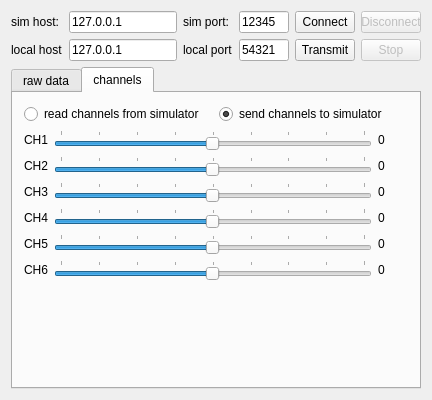
This is src/udptestwidget.ui in hhrhhr/Aerosim-plugin-for-CopterControl as Qt 5 draws it before an edit. The edited form follows.
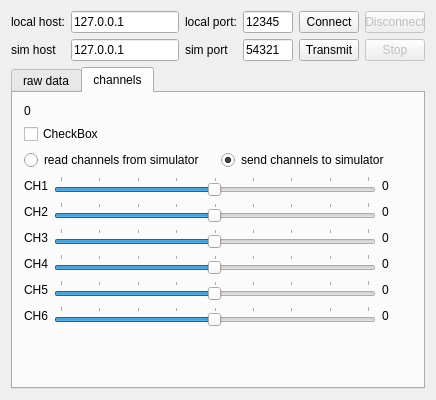
This is the edited form. The open tabs and pages were chosen to show the change.

```diff
--- a/src/udptestwidget.ui
+++ b/src/udptestwidget.ui
@@ -6,7 +6,7 @@
    <rect>
     <x>0</x>
     <y>0</y>
-    <width>419</width>
+    <width>427</width>
     <height>400</height>
    </rect>
   </property>
@@ -33,7 +33,7 @@
       </widget>
      </item>
      <item row="0" column="3">
-      <widget class="QLineEdit" name="simPort">
+      <widget class="QLineEdit" name="localPort">
        <property name="enabled">
         <bool>true</bool>
        </property>
@@ -58,7 +58,7 @@
       </widget>
      </item>
      <item row="0" column="1">
-      <widget class="QLineEdit" name="simHost">
+      <widget class="QLineEdit" name="localHost">
        <property name="enabled">
         <bool>true</bool>
        </property>
@@ -76,21 +76,21 @@
      <item row="1" column="0">
       <widget class="QLabel" name="lbLocalHost">
        <property name="text">
-        <string notr="true">local host</string>
+        <string notr="true">sim host</string>
        </property>
       </widget>
      </item>
      <item row="0" column="0">
       <widget class="QLabel" name="lbSimHost">
        <property name="text">
-        <string notr="true">sim host:</string>
+        <string notr="true">local host:</string>
        </property>
       </widget>
      </item>
      <item row="0" column="2">
       <widget class="QLabel" name="lbSimPort">
        <property name="text">
-        <string notr="true">sim port:</string>
+        <string notr="true">local port:</string>
        </property>
       </widget>
      </item>
@@ -111,7 +111,7 @@
       </widget>
      </item>
      <item row="1" column="1">
-      <widget class="QLineEdit" name="localHost">
+      <widget class="QLineEdit" name="simHost">
        <property name="enabled">
         <bool>true</bool>
        </property>
@@ -129,12 +129,12 @@
      <item row="1" column="2">
       <widget class="QLabel" name="lbLocalPort">
        <property name="text">
-        <string notr="true">local port</string>
+        <string notr="true">sim port</string>
        </property>
       </widget>
      </item>
      <item row="1" column="3">
-      <widget class="QLineEdit" name="localPort">
+      <widget class="QLineEdit" name="simPort">
        <property name="sizePolicy">
         <sizepolicy hsizetype="Minimum" vsizetype="Fixed">
          <horstretch>0</horstretch>
@@ -206,6 +206,20 @@
        <string notr="true">channels</string>
       </attribute>
       <layout class="QVBoxLayout" name="verticalLayout_3">
+       <item>
+        <widget class="QLabel" name="packetCounter">
+         <property name="text">
+          <string>0</string>
+         </property>
+        </widget>
+       </item>
+       <item>
+        <widget class="QCheckBox" name="manualSend">
+         <property name="text">
+          <string>CheckBox</string>
+         </property>
+        </widget>
+       </item>
        <item>
         <layout class="QHBoxLayout" name="horizontalLayout">
          <item>
```
Left out of the diff: 28 changed lines with no effect on the pictures.
